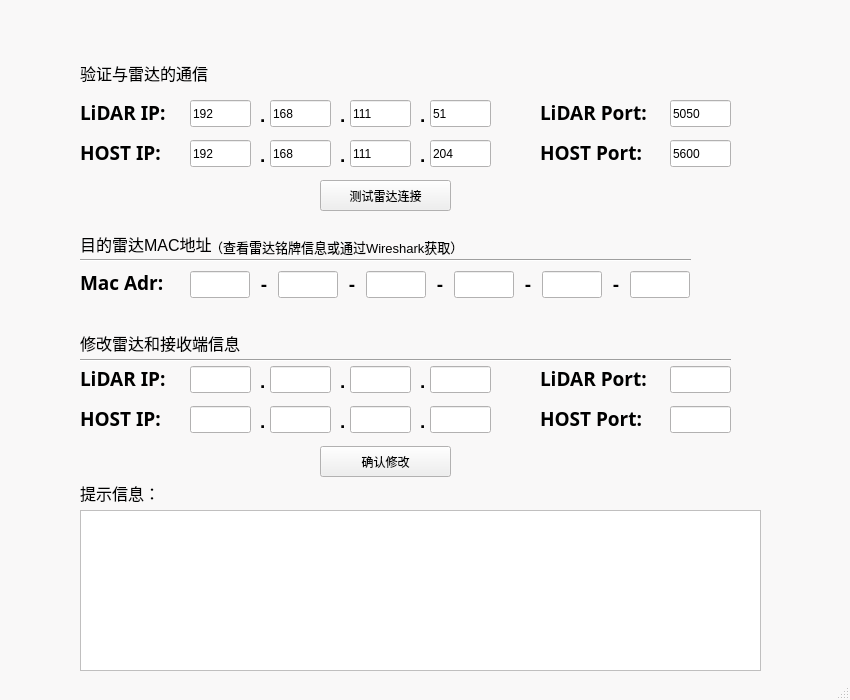
Qt form resource/InterfaceGUI.ui (TanwayLab/tanwaylidar_view) before a commit.
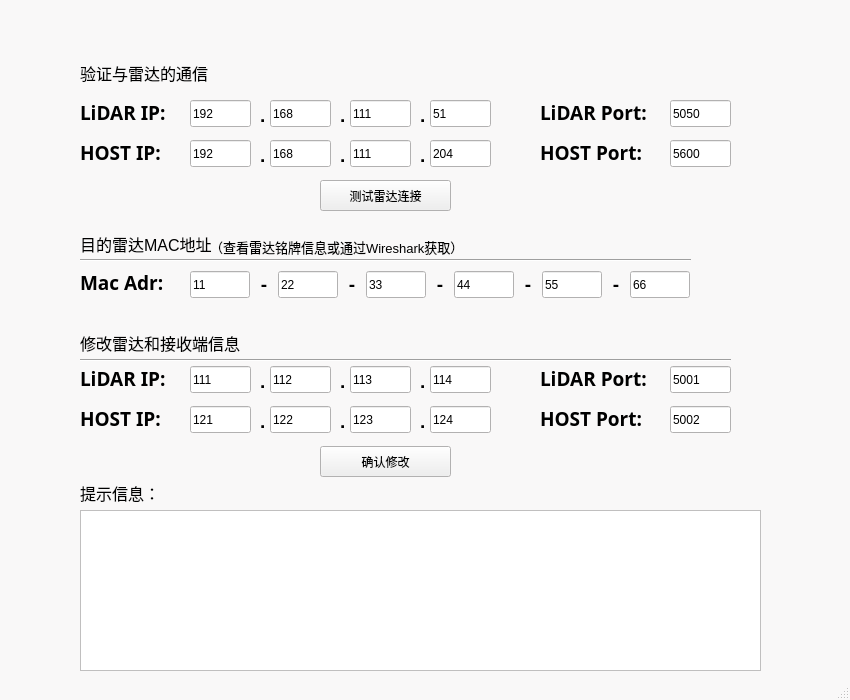
The same form after that commit. Icons and pictures are not drawn.

```diff
--- a/resource/InterfaceGUI.ui
+++ b/resource/InterfaceGUI.ui
@@ -100,7 +100,7 @@
      </rect>
     </property>
     <property name="text">
-     <string/>
+     <string>111</string>
     </property>
    </widget>
    <widget class="QLineEdit" name="NewLiDARIP2">
@@ -113,7 +113,7 @@
      </rect>
     </property>
     <property name="text">
-     <string/>
+     <string>112</string>
     </property>
    </widget>
    <widget class="QLineEdit" name="NewLiDARIP3">
@@ -126,7 +126,7 @@
      </rect>
     </property>
     <property name="text">
-     <string/>
+     <string>113</string>
     </property>
    </widget>
    <widget class="QLineEdit" name="NewLiDARIP4">
@@ -139,7 +139,7 @@
      </rect>
     </property>
     <property name="text">
-     <string/>
+     <string>114</string>
     </property>
    </widget>
    <widget class="QLabel" name="NewLiDARIP_label">
@@ -262,7 +262,7 @@
      </rect>
     </property>
     <property name="text">
-     <string/>
+     <string>5001</string>
     </property>
    </widget>
    <widget class="QLineEdit" name="NewHOSTIP3">
@@ -275,7 +275,7 @@
      </rect>
     </property>
     <property name="text">
-     <string/>
+     <string>123</string>
     </property>
    </widget>
    <widget class="QLabel" name="NewHPdot2">
@@ -308,7 +308,7 @@
      </rect>
     </property>
     <property name="text">
-     <string/>
+     <string>5002</string>
     </property>
    </widget>
    <widget class="QLineEdit" name="NewHOSTIP1">
@@ -321,7 +321,7 @@
      </rect>
     </property>
     <property name="text">
-     <string/>
+     <string>121</string>
     </property>
    </widget>
    <widget class="QLabel" name="NewHPdot3">
@@ -379,7 +379,7 @@
      </rect>
     </property>
     <property name="text">
-     <string/>
+     <string>124</string>
     </property>
    </widget>
    <widget class="QLabel" name="NewHPdot1">
@@ -412,7 +412,7 @@
      </rect>
     </property>
     <property name="text">
-     <string/>
+     <string>122</string>
     </property>
    </widget>
    <widget class="QLabel" name="NewHOSTPort_label">
@@ -1136,7 +1136,7 @@
         </size>
        </property>
        <property name="text">
-        <string/>
+        <string>11</string>
        </property>
       </widget>
      </item>
@@ -1184,7 +1184,7 @@
         </size>
        </property>
        <property name="text">
-        <string/>
+        <string>22</string>
        </property>
       </widget>
      </item>
@@ -1232,7 +1232,7 @@
         </size>
        </property>
        <property name="text">
-        <string/>
+        <string>33</string>
        </property>
       </widget>
      </item>
@@ -1280,7 +1280,7 @@
         </size>
        </property>
        <property name="text">
-        <string/>
+        <string>44</string>
        </property>
       </widget>
      </item>
@@ -1328,7 +1328,7 @@
         </size>
        </property>
        <property name="text">
-        <string/>
+        <string>55</string>
        </property>
       </widget>
      </item>
@@ -1376,7 +1376,7 @@
         </size>
        </property>
        <property name="text">
-        <string/>
+        <string>66</string>
        </property>
       </widget>
      </item>
```
